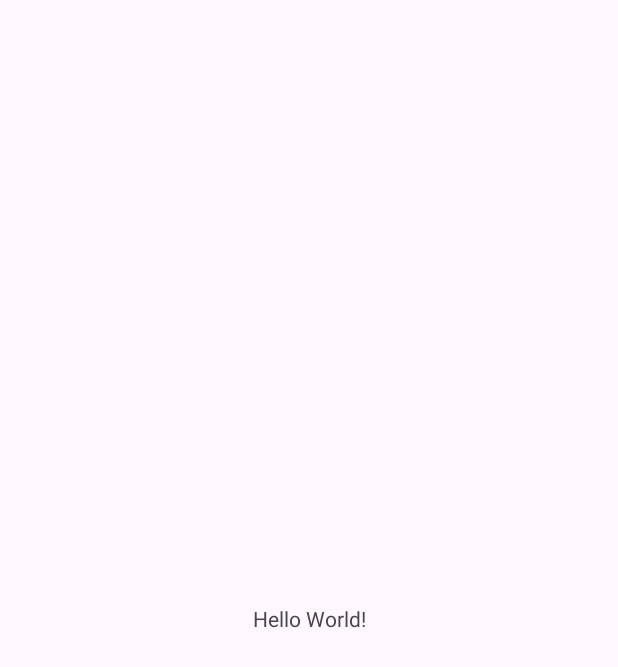
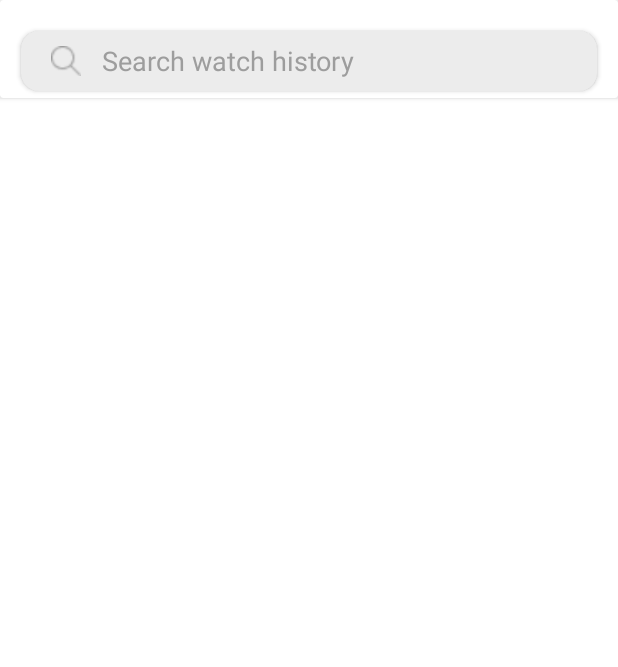
Before and after one commit to NBC-VIDEO/YouTube-API, an Android app: the screen it shows after launch (MainActivity), on a phone screen of 412 x 824 dp. Before the commit the part shown is almost empty. Shown: the top 667 px of the screen. Run offline under Robolectric (Android 15) with nearby library versions, the phone set to English and light mode, and no system bars; 1 statement that could not run was skipped.

Commit message:
feat/UI구현 중

```diff
--- a/app/src/main/res/layout/activity_main.xml
+++ b/app/src/main/res/layout/activity_main.xml
@@ -2,18 +2,81 @@
 <androidx.constraintlayout.widget.ConstraintLayout xmlns:android="http://schemas.android.com/apk/res/android"
     xmlns:app="http://schemas.android.com/apk/res-auto"
     xmlns:tools="http://schemas.android.com/tools"
-    android:id="@+id/main"
     android:layout_width="match_parent"
     android:layout_height="match_parent"
-    tools:context=".MainActivity">
+    android:background="#FFFFFF">
 
-    <TextView
-        android:layout_width="wrap_content"
-        android:layout_height="wrap_content"
-        android:text="Hello World!"
-        app:layout_constraintBottom_toBottomOf="parent"
+    <androidx.cardview.widget.CardView
+        android:id="@+id/cd_search"
+        android:layout_width="0dp"
+        android:layout_height="65dp"
         app:layout_constraintEnd_toEndOf="parent"
         app:layout_constraintStart_toStartOf="parent"
-        app:layout_constraintTop_toTopOf="parent" />
+        app:layout_constraintTop_toTopOf="parent">
 
+        <androidx.constraintlayout.widget.ConstraintLayout
+            android:layout_width="match_parent"
+            android:layout_height="match_parent">
+
+            <androidx.cardview.widget.CardView
+                android:id="@+id/cv_search"
+                android:layout_width="0dp"
+                android:layout_height="40dp"
+                android:layout_marginStart="14dp"
+                android:layout_marginEnd="14dp"
+                android:layout_marginTop="25dp"
+                android:layout_marginBottom="10dp"
+                app:cardBackgroundColor="#ECECEC"
+                app:cardCornerRadius="12dp"
+                app:layout_constraintBottom_toBottomOf="parent"
+                app:layout_constraintEnd_toEndOf="parent"
+                app:layout_constraintStart_toStartOf="parent"
+                app:layout_constraintTop_toTopOf="parent">
+
+
+                <androidx.constraintlayout.widget.ConstraintLayout
+                    android:layout_width="match_parent"
+                    android:layout_height="match_parent">
+
+                    <ImageView
+                        android:id="@+id/img_search"
+                        android:layout_width="20dp"
+                        android:layout_height="20dp"
+                        android:layout_marginStart="20dp"
+                        android:layout_marginEnd="14dp"
+                        app:layout_constraintBottom_toBottomOf="@+id/et_search"
+                        app:layout_constraintStart_toStartOf="parent"
+                        app:layout_constraintTop_toTopOf="@+id/et_search"
+                        app:srcCompat="@drawable/ic_search" />
+
+                    <EditText
+                        android:id="@+id/et_search"
+                        android:layout_width="wrap_content"
+                        android:layout_height="match_parent"
+                        android:layout_marginStart="14dp"
+                        android:background="@color/light_gray"
+                        android:hint="@string/search_hint"
+                        android:textColor="#FFFEFC"
+                        android:textColorHint="#9D9D9D"
+                        app:layout_constraintBottom_toBottomOf="parent"
+                        app:layout_constraintStart_toEndOf="@+id/img_search" />
+
+
+                </androidx.constraintlayout.widget.ConstraintLayout>
+            </androidx.cardview.widget.CardView>
+
+
+            <androidx.recyclerview.widget.RecyclerView
+                android:id="@+id/recyclerview_search"
+                android:layout_width="match_parent"
+                android:layout_height="match_parent"
+                android:layout_marginTop="65dp"
+                android:layout_marginStart="15dp"
+                android:padding="25dp"
+                tools:listitem="@layout/item_recycler"
+                app:layout_constraintStart_toStartOf="parent"
+                app:layout_constraintTop_toTopOf="parent" />
+
+        </androidx.constraintlayout.widget.ConstraintLayout>
+    </androidx.cardview.widget.CardView>
 </androidx.constraintlayout.widget.ConstraintLayout>
--- a/app/src/main/res/values/colors.xml
+++ b/app/src/main/res/values/colors.xml
@@ -2,4 +2,5 @@
 <resources>
     <color name="black">#FF000000</color>
     <color name="white">#FFFFFFFF</color>
+    <color name="light_gray">#ECECEC</color>
 </resources>
--- a/app/src/main/res/values/strings.xml
+++ b/app/src/main/res/values/strings.xml
@@ -1,3 +1,7 @@
 <resources>
     <string name="app_name">video</string>
+    <string name="search_hint">Search watch history</string>
+    <string name="search">Search</string>
+    <!-- TODO: Remove or change this placeholder text -->
+    <string name="hello_blank_fragment">Hello blank fragment</string>
 </resources>
```
Also changed, not shown: app/src/main/java/com/nbc/video/SearchFragment.kt (added, +59 -0 lines), app/src/main/res/layout/fragment_search.xml (added, +14 -0 lines), app/src/main/res/layout/item_recycler.xml (added, +34 -0 lines), app/src/main/res/drawable/ic_search.png (added).
